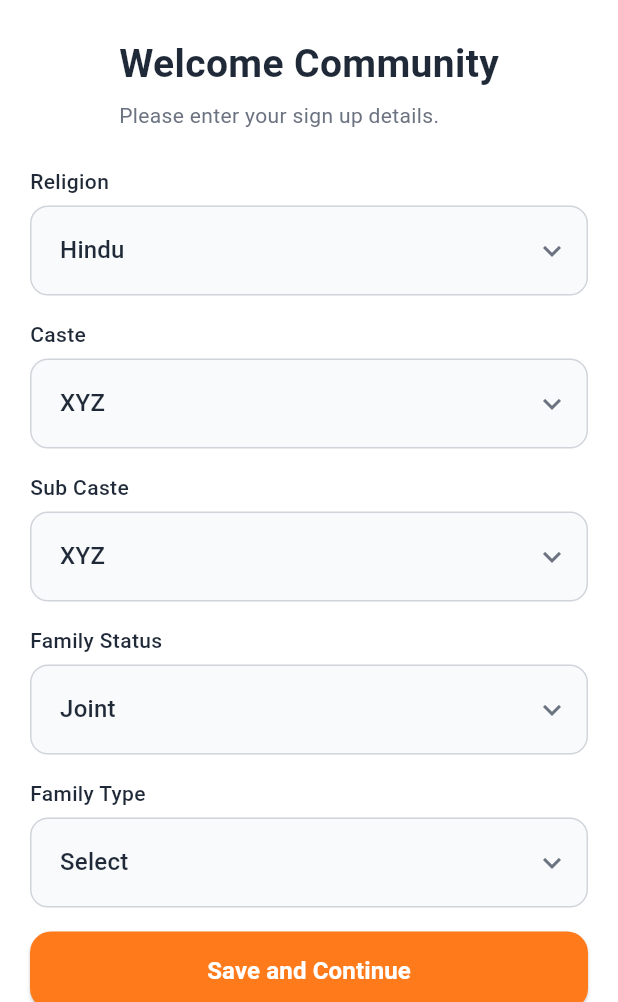
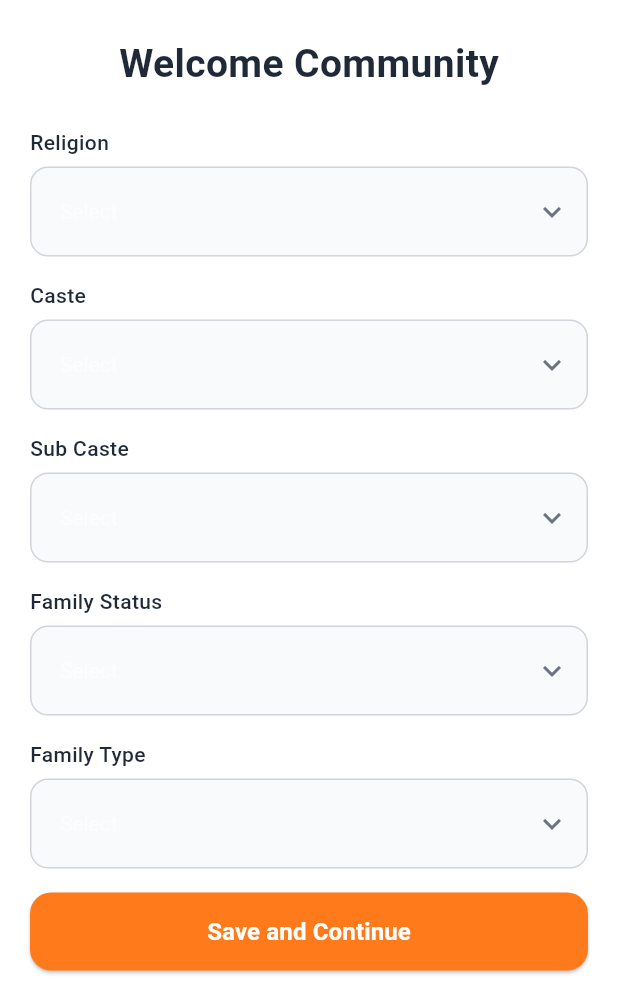
Before and after one commit to kushagra0333/Bandhan, a Flutter app: the SignupPage screen opened by its route, swiped to page 2, on a phone screen of 412 x 824 dp, the part 234-1236 px from its top. Run offline on Flutter 3.47's test engine with Material 3 defaults, Android fonts, the light colour scheme and no system bars; our stand-ins replace shared_preferences; accounts and stored records are empty.

Commit message:
change signup dropdown UI

```diff
--- a/lib/pages/signup.dart
+++ b/lib/pages/signup.dart
@@ -1,6 +1,7 @@
 import 'package:flutter/material.dart';
 import '../components/language_controller.dart';
 import '../components/language_toggle_button.dart';
+
 class SignupPage extends StatefulWidget {
   const SignupPage({Key? key}) : super(key: key);
 
@@ -62,7 +63,6 @@ class _SignupPageState extends State<SignupPage> {
     required String hint,
     bool obscureText = false,
     TextInputType keyboardType = TextInputType.text,
-    Widget? suffixIcon,
   }) {
     return Column(
       crossAxisAlignment: CrossAxisAlignment.start,
@@ -77,16 +77,19 @@ class _SignupPageState extends State<SignupPage> {
           obscureText: obscureText,
           keyboardType: keyboardType,
           style: TextStyle(color: textDark),
-          decoration: inputDecoration(hint).copyWith(
-            suffixIcon: suffixIcon,
-          ),
+          decoration: inputDecoration(hint),
         ),
         const SizedBox(height: 16),
       ],
     );
   }
 
-  Widget dropdownField(String label, String value) {
+  /// ✅ DROPDOWN EXACTLY SAME AS FamilyDetailsScreen
+  Widget dropdownField({
+    required String label,
+    required String hint,
+    required List<String> items,
+  }) {
     return Column(
       crossAxisAlignment: CrossAxisAlignment.start,
       children: [
@@ -97,16 +100,20 @@ class _SignupPageState extends State<SignupPage> {
                 color: textDark)),
         const SizedBox(height: 6),
         DropdownButtonFormField<String>(
-          value: value,
-          items: [
-            DropdownMenuItem(
-              value: value,
-              child: Text(value, style: TextStyle(color: textDark)),
-            ),
-          ],
-          onChanged: (_) {},
-          decoration: inputDecoration(label),
+          value: null,
+          dropdownColor: Colors.white,
           icon: Icon(Icons.keyboard_arrow_down, color: textGrey),
+          style: TextStyle(color: textDark, fontSize: 14),
+          decoration: inputDecoration(hint),
+          items: items
+              .map(
+                (e) => DropdownMenuItem(
+                  value: e,
+                  child: Text(e, style: TextStyle(color: textDark)),
+                ),
+              )
+              .toList(),
+          onChanged: (value) {},
         ),
         const SizedBox(height: 16),
       ],
@@ -185,10 +192,16 @@ class _SignupPageState extends State<SignupPage> {
               label: en ? 'Email' : 'ईमेल',
               hint: 'thisand@that.com',
               keyboardType: TextInputType.emailAddress),
-          dropdownField(en ? 'Gender' : 'लिंग', en ? 'Male' : 'पुरुष'),
           dropdownField(
-              en ? 'Marital Status' : 'वैवाहिक स्थिति',
-              en ? 'Single' : 'अविवाहित'),
+            label: en ? 'Gender' : 'लिंग',
+            hint: 'Select',
+            items: en ? ['Male', 'Female'] : ['पुरुष', 'महिला'],
+          ),
+          dropdownField(
+            label: en ? 'Marital Status' : 'वैवाहिक स्थिति',
+            hint: 'Select',
+            items: en ? ['Single', 'Married'] : ['अविवाहित', 'विवाहित'],
+          ),
           orangeButton(
               en ? 'Save and Continue' : 'सेव करें और आगे बढ़ें', () {
             currentPage = 1;
@@ -204,18 +217,27 @@ class _SignupPageState extends State<SignupPage> {
     return pageWrapper(
       Column(
         children: [
-          logoHeader(
-            en,
-            subtitle: en
-                ? 'Please enter your sign up details.'
-                : 'कृपया अपनी साइन अप जानकारी दर्ज करें।',
-          ),
-          dropdownField(en ? 'Religion' : 'धर्म', 'Hindu'),
-          dropdownField(en ? 'Caste' : 'जाति', 'XYZ'),
-          dropdownField(en ? 'Sub Caste' : 'उप जाति', 'XYZ'),
-          dropdownField(en ? 'Family Status' : 'परिवार की स्थिति',
-              en ? 'Joint' : 'संयुक्त'),
-          dropdownField(en ? 'Family Type' : 'परिवार का प्रकार', 'Select'),
+          logoHeader(en),
+          dropdownField(
+              label: en ? 'Religion' : 'धर्म',
+              hint: 'Select',
+              items: ['Hindu']),
+          dropdownField(
+              label: en ? 'Caste' : 'जाति',
+              hint: 'Select',
+              items: ['XYZ']),
+          dropdownField(
+              label: en ? 'Sub Caste' : 'उप जाति',
+              hint: 'Select',
+              items: ['XYZ']),
+          dropdownField(
+              label: en ? 'Family Status' : 'परिवार की स्थिति',
+              hint: 'Select',
+              items: en ? ['Joint', 'Nuclear'] : ['संयुक्त', 'एकल']),
+          dropdownField(
+              label: en ? 'Family Type' : 'परिवार का प्रकार',
+              hint: 'Select',
+              items: ['Select']),
           orangeButton(
               en ? 'Save and Continue' : 'सेव करें और आगे बढ़ें', () {
             currentPage = 2;
@@ -231,12 +253,7 @@ class _SignupPageState extends State<SignupPage> {
     return pageWrapper(
       Column(
         children: [
-          logoHeader(
-            en,
-            subtitle: en
-                ? 'Setting your initial password is key for security.'
-                : 'सुरक्षा के लिए पासवर्ड सेट करना आवश्यक है।',
-          ),
+          logoHeader(en),
           Container(
             padding: const EdgeInsets.all(16),
             decoration: BoxDecoration(
@@ -245,21 +262,13 @@ class _SignupPageState extends State<SignupPage> {
             ),
             child: Column(
               children: [
-                Text(en ? 'Set a Password' : 'पासवर्ड सेट करें',
-                    style: TextStyle(
-                        fontSize: 18,
-                        fontWeight: FontWeight.bold,
-                        color: textDark)),
-                const SizedBox(height: 16),
                 labeledTextField(
                     label: en ? 'New Password' : 'नया पासवर्ड',
-                    hint:
-                        en ? 'Enter New Password' : 'नया पासवर्ड दर्ज करें',
+                    hint: '',
                     obscureText: true),
                 labeledTextField(
                     label: en ? 'Confirm Password' : 'पासवर्ड की पुष्टि करें',
-                    hint:
-                        en ? 'Confirm Password' : 'पासवर्ड पुनः दर्ज करें',
+                    hint: '',
                     obscureText: true),
               ],
             ),
@@ -285,13 +294,6 @@ class _SignupPageState extends State<SignupPage> {
                   fontSize: 26,
                   fontWeight: FontWeight.bold,
                   color: textDark)),
-          const SizedBox(height: 8),
-          Text(
-            en
-                ? 'Please enter the 4 digit OTP sent on your number.'
-                : 'आपके नंबर पर भेजा गया 4 अंकों का ओटीपी दर्ज करें।',
-            style: TextStyle(color: textGrey),
-          ),
           const SizedBox(height: 24),
           Row(
             mainAxisAlignment: MainAxisAlignment.spaceBetween,
@@ -328,10 +330,7 @@ class _SignupPageState extends State<SignupPage> {
           appBar: AppBar(
             elevation: 0,
             backgroundColor: Colors.white,
-            actions: const [
-  LanguageToggleButton(),
-],
-
+            actions: const [LanguageToggleButton()],
           ),
           body: SafeArea(
             child: PageView(
```
